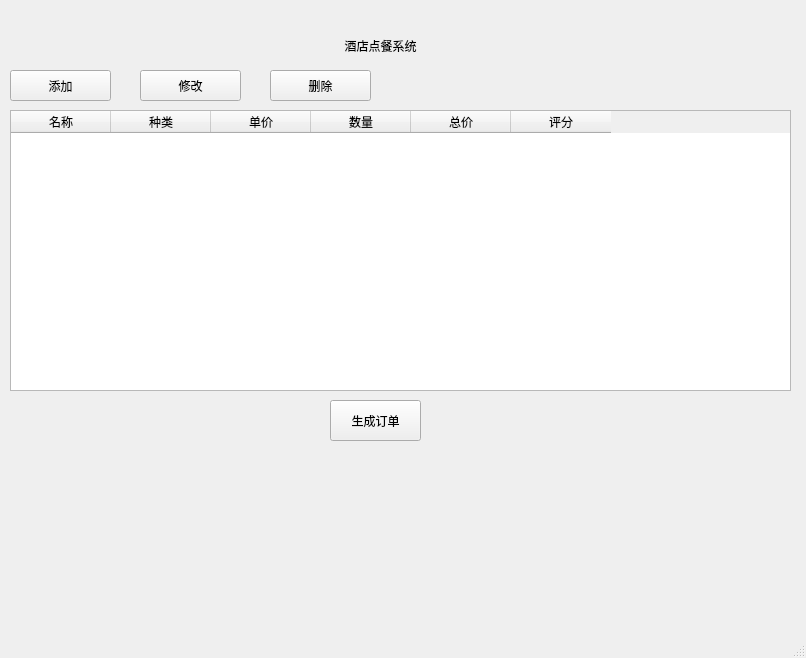
First picture: the form in application.ui, repository ClarkKenty/QT-C-, before the edit.
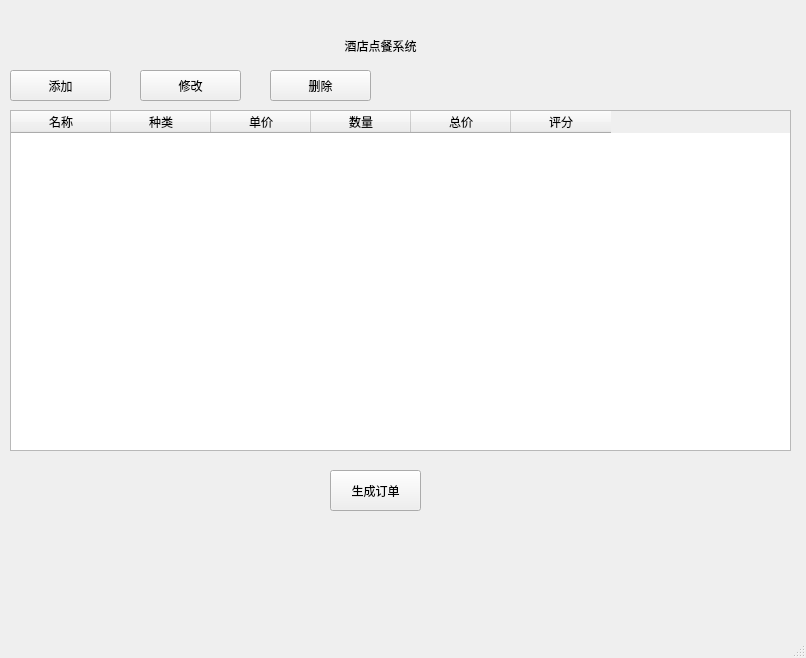
Second picture: the form after the edit.

Commit message: 2021.1.9 v(1.0) (增加大部分功能）

```diff
--- a/application.ui
+++ b/application.ui
@@ -40,7 +40,7 @@
       <x>10</x>
       <y>110</y>
       <width>781</width>
-      <height>281</height>
+      <height>341</height>
      </rect>
     </property>
     <property name="horizontalScrollBarPolicy">
@@ -94,7 +94,7 @@
     <property name="geometry">
      <rect>
       <x>330</x>
-      <y>400</y>
+      <y>470</y>
       <width>91</width>
       <height>41</height>
      </rect>
```
Left out of the diff: 28 changed lines with no effect on the pictures. The commit also changes 2 other files.
